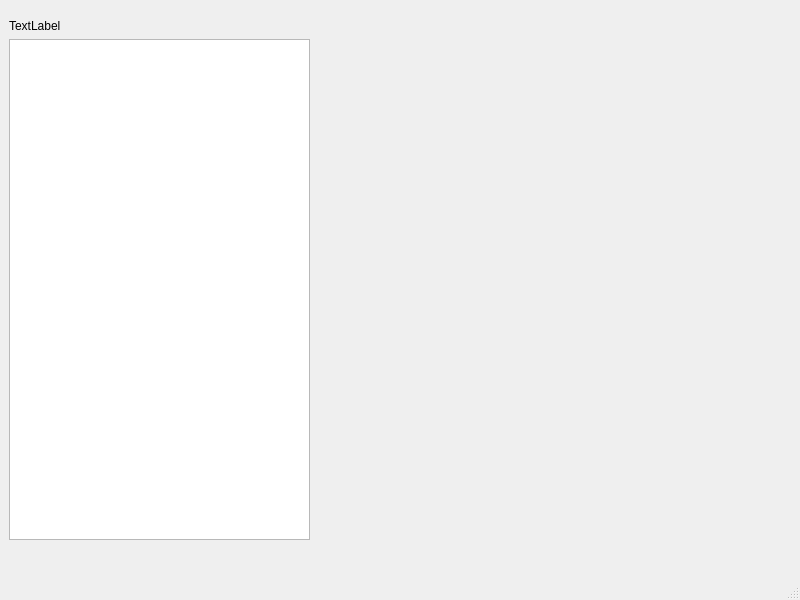
Above: crestpage.ui from CayG22/QtPredProj before the change. Below: the same form after it.
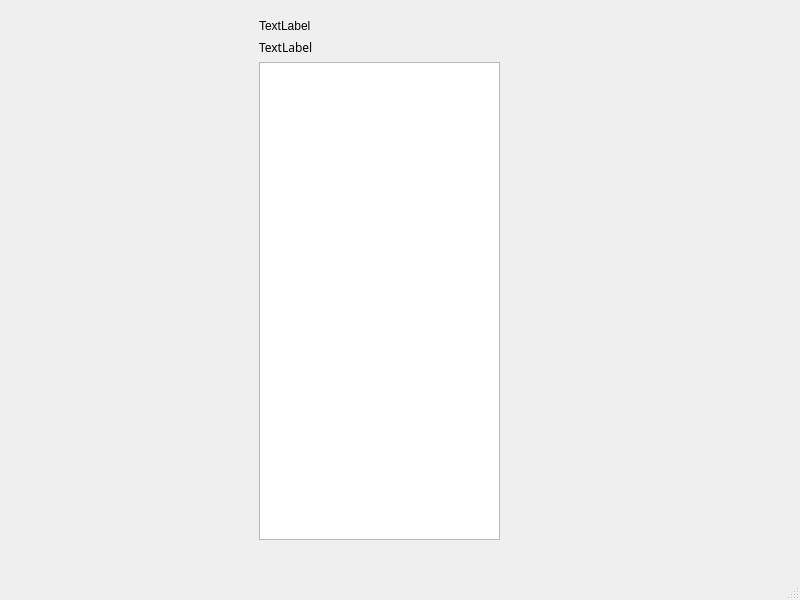
That is the form after the change.

Diff of the .ui file:
```diff
--- a/crestpage.ui
+++ b/crestpage.ui
@@ -17,9 +17,9 @@
    <widget class="QWidget" name="verticalLayoutWidget">
     <property name="geometry">
      <rect>
-      <x>9</x>
+      <x>259</x>
       <y>19</y>
-      <width>301</width>
+      <width>241</width>
       <height>521</height>
      </rect>
     </property>
@@ -32,7 +32,29 @@
       </widget>
      </item>
      <item>
-      <widget class="QTableWidget" name="BuffTable"/>
+      <widget class="QLabel" name="CrestName">
+       <property name="font">
+        <font>
+         <family>Sans Serif Collection</family>
+        </font>
+       </property>
+       <property name="text">
+        <string>TextLabel</string>
+       </property>
+      </widget>
+     </item>
+     <item>
+      <widget class="QTableWidget" name="BuffTable">
+       <property name="showGrid">
+        <bool>false</bool>
+       </property>
+       <attribute name="horizontalHeaderVisible">
+        <bool>false</bool>
+       </attribute>
+       <attribute name="verticalHeaderVisible">
+        <bool>false</bool>
+       </attribute>
+      </widget>
      </item>
     </layout>
    </widget>
```
